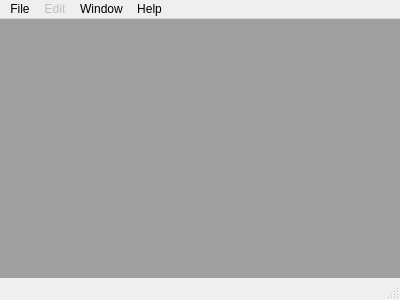
The window that mainwindow.ui (zjucsxxd/Qt-Image-Viewer-1) describes before a commit, drawn with Qt 5.
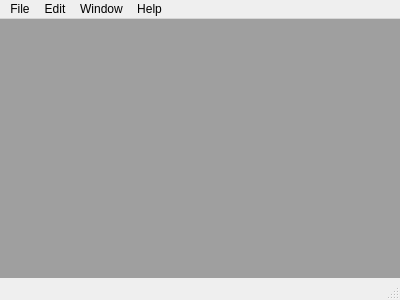
The same window after the commit.

Patch:
```diff
--- a/mainwindow.ui
+++ b/mainwindow.ui
@@ -46,7 +46,7 @@
    </widget>
    <widget class="QMenu" name="menuEdit">
     <property name="enabled">
-     <bool>false</bool>
+     <bool>true</bool>
     </property>
     <property name="title">
      <string>Edit</string>
```
Left out of the diff: 22 changed lines with no effect on the pictures.
